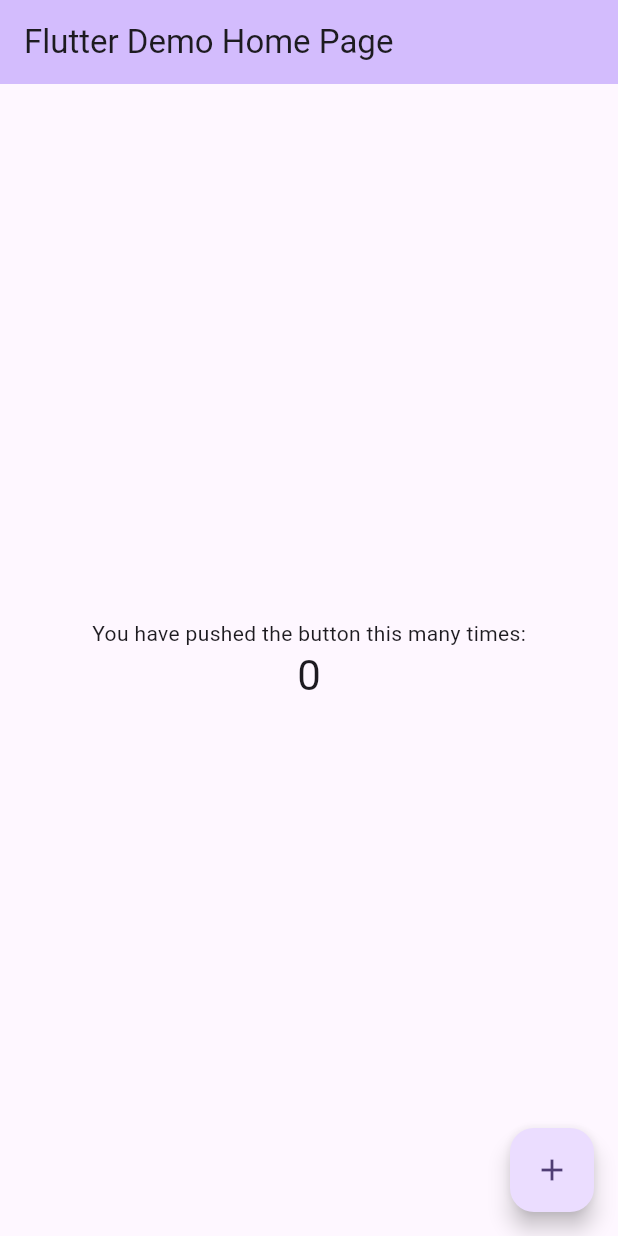
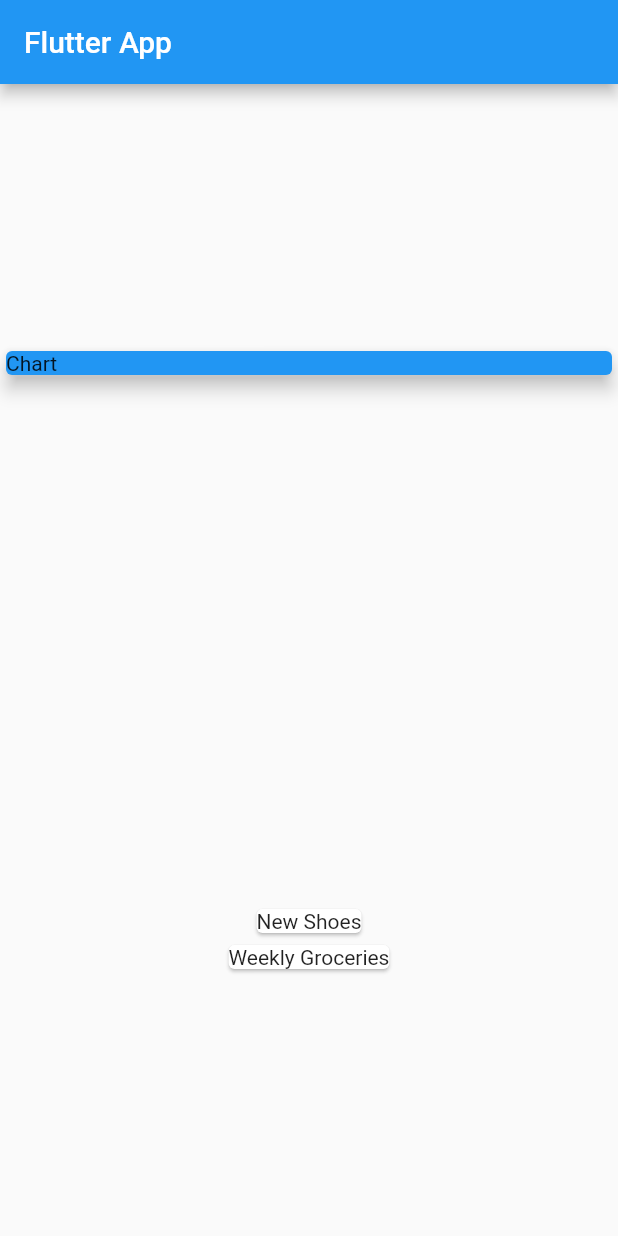
Before and after one commit to FARHADGULL/personal_expenses_app, a Flutter app: the screen it shows after launch, on a phone screen of 412 x 824 dp. Run offline on Flutter 3.47's test engine with Material 2 defaults, Android fonts, the phone set to English and light mode, and no system bars.

Commit message:
added a separate file transaction data

```diff
--- a/lib/main.dart
+++ b/lib/main.dart
@@ -1,125 +1,61 @@
 import 'package:flutter/material.dart';
+import 'package:personal_expenses/transaction.dart';
 
-void main() {
-  runApp(const MyApp());
-}
+void main() => runApp(MyApp());
 
 class MyApp extends StatelessWidget {
-  const MyApp({super.key});
-
-  // This widget is the root of your application.
   @override
   Widget build(BuildContext context) {
     return MaterialApp(
-      title: 'Flutter Demo',
-      theme: ThemeData(
-        // This is the theme of your application.
-        //
-        // TRY THIS: Try running your application with "flutter run". You'll see
-        // the application has a blue toolbar. Then, without quitting the app,
-        // try changing the seedColor in the colorScheme below to Colors.green
-        // and then invoke "hot reload" (save your changes or press the "hot
-        // reload" button in a Flutter-supported IDE, or press "r" if you used
-        // the command line to start the app).
-        //
-        // Notice that the counter didn't reset back to zero; the application
-        // state is not lost during the reload. To reset the state, use hot
-        // restart instead.
-        //
-        // This works for code too, not just values: Most code changes can be
-        // tested with just a hot reload.
-        colorScheme: ColorScheme.fromSeed(seedColor: Colors.deepPurple),
-        useMaterial3: true,
-      ),
-      home: const MyHomePage(title: 'Flutter Demo Home Page'),
+      title: 'Flutter App',
+      home: MyHomePage(),
     );
   }
 }
 
-class MyHomePage extends StatefulWidget {
-  const MyHomePage({super.key, required this.title});
-
-  // This widget is the home page of your application. It is stateful, meaning
-  // that it has a State object (defined below) that contains fields that affect
-  // how it looks.
-
-  // This class is the configuration for the state. It holds the values (in this
-  // case the title) provided by the parent (in this case the App widget) and
-  // used by the build method of the State. Fields in a Widget subclass are
-  // always marked "final".
-
-  final String title;
-
-  @override
-  State<MyHomePage> createState() => _MyHomePageState();
-}
-
-class _MyHomePageState extends State<MyHomePage> {
-  int _counter = 0;
-
-  void _incrementCounter() {
-    setState(() {
-      // This call to setState tells the Flutter framework that something has
-      // changed in this State, which causes it to rerun the build method below
-      // so that the display can reflect the updated values. If we changed
-      // _counter without calling setState(), then the build method would not be
-      // called again, and so nothing would appear to happen.
-      _counter++;
-    });
-  }
+class MyHomePage extends StatelessWidget {
+  final List<Transaction> transactions = [
+    Transaction(
+      id: 't1',
+      title: 'New Shoes',
+      amount: 79.99,
+      date: DateTime.now(),
+    ),
+    Transaction(
+      id: 't2',
+      title: 'Weekly Groceries',
+      amount: 89.99,
+      date: DateTime.now(),
+    )
+  ];
 
   @override
   Widget build(BuildContext context) {
-    // This method is rerun every time setState is called, for instance as done
-    // by the _incrementCounter method above.
-    //
-    // The Flutter framework has been optimized to make rerunning build methods
-    // fast, so that you can just rebuild anything that needs updating rather
-    // than having to individually change instances of widgets.
     return Scaffold(
       appBar: AppBar(
-        // TRY THIS: Try changing the color here to a specific color (to
-        // Colors.amber, perhaps?) and trigger a hot reload to see the AppBar
-        // change color while the other colors stay the same.
-        backgroundColor: Theme.of(context).colorScheme.inversePrimary,
-        // Here we take the value from the MyHomePage object that was created by
-        // the App.build method, and use it to set our appbar title.
-        title: Text(widget.title),
+        title: const Text('Flutter App'),
       ),
-      body: Center(
-        // Center is a layout widget. It takes a single child and positions it
-        // in the middle of the parent.
-        child: Column(
-          // Column is also a layout widget. It takes a list of children and
-          // arranges them vertically. By default, it sizes itself to fit its
-          // children horizontally, and tries to be as tall as its parent.
-          //
-          // Column has various properties to control how it sizes itself and
-          // how it positions its children. Here we use mainAxisAlignment to
-          // center the children vertically; the main axis here is the vertical
-          // axis because Columns are vertical (the cross axis would be
-          // horizontal).
-          //
-          // TRY THIS: Invoke "debug painting" (choose the "Toggle Debug Paint"
-          // action in the IDE, or press "p" in the console), to see the
-          // wireframe for each widget.
-          mainAxisAlignment: MainAxisAlignment.center,
-          children: <Widget>[
-            const Text(
-              'You have pushed the button this many times:',
+      body: Column(
+        mainAxisAlignment: MainAxisAlignment.spaceAround,
+        crossAxisAlignment: CrossAxisAlignment.stretch,
+        children: <Widget>[
+          Container(
+            width: double.infinity,
+            child: const Card(
+              color: Colors.blue,
+              elevation: 5,
+              child: Text('Chart'),
             ),
-            Text(
-              '$_counter',
-              style: Theme.of(context).textTheme.headlineMedium,
-            ),
-          ],
-        ),
+          ),
+          Column(
+            children: transactions.map((e) {
+              return Card(
+                child: Text(e.title),
+              );
+            }).toList(),
+          ),
+        ],
       ),
-      floatingActionButton: FloatingActionButton(
-        onPressed: _incrementCounter,
-        tooltip: 'Increment',
-        child: const Icon(Icons.add),
-      ), // This trailing comma makes auto-formatting nicer for build methods.
     );
   }
 }
--- /dev/null
+++ b/lib/transaction.dart
@@ -0,0 +1,13 @@
+class Transaction {
+  final String id;
+  final String title;
+  final double amount;
+  final DateTime date;
+
+  Transaction({
+    required this.id,
+    required this.title,
+    required this.amount,
+    required this.date,
+  });
+}
```
